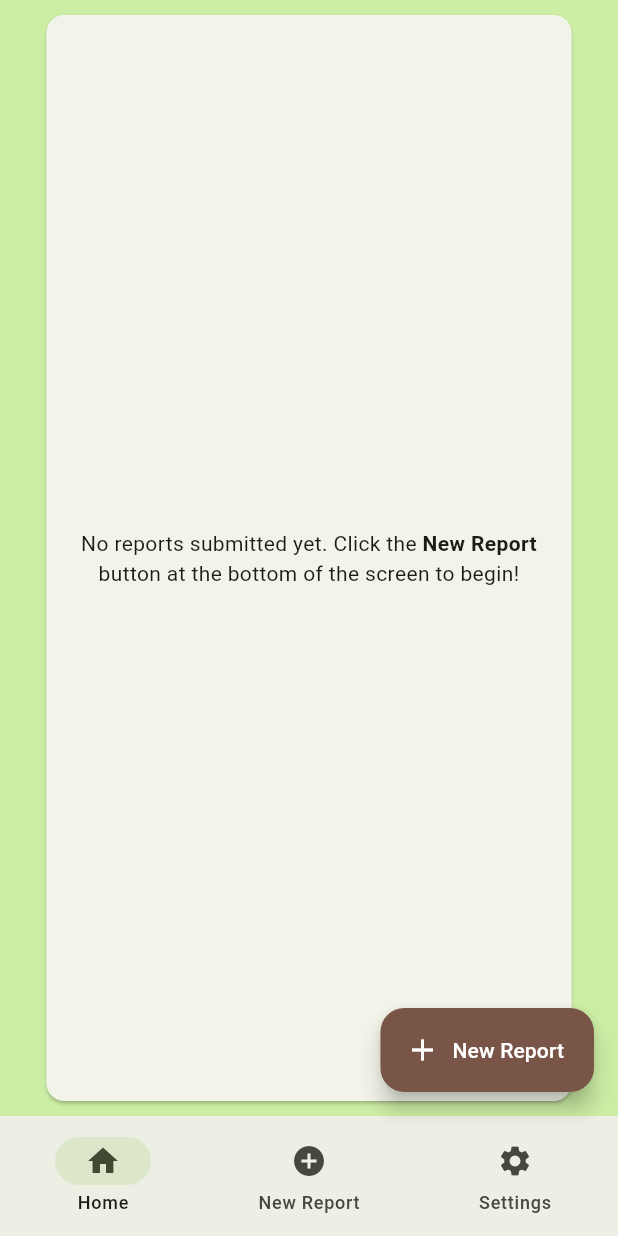
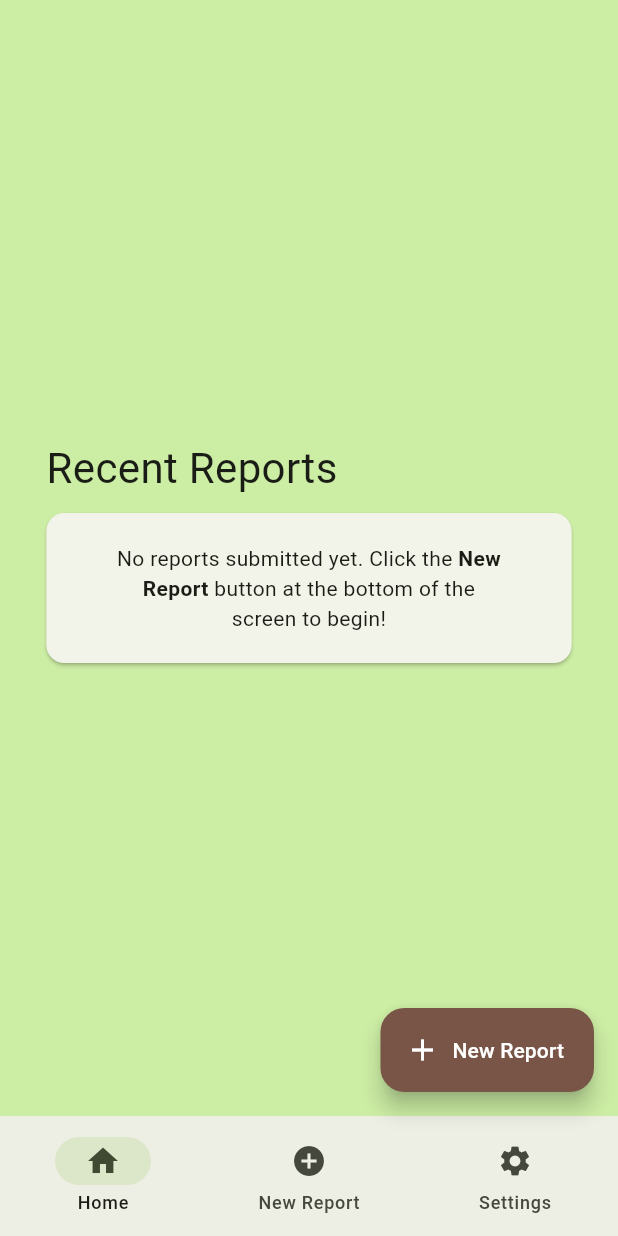
Before and after one commit to WilliamBarber/Senior-Project, a Flutter app: the screen it shows after launch, on a phone screen of 412 x 824 dp. Run offline on Flutter 3.47's test engine with Material 2 defaults, Android fonts, the phone set to English and light mode, and no system bars; our stand-ins replace cloud_firestore, custom_rating_bar, firebase_auth, firebase_core, firebase_storage, image_picker; accounts and stored records are empty.

Commit message:
Added back Homescreen title
Adde back the homescreen label. It's a pretty dodgy way of doing it, but it seems to work so we're going with it.

```diff
--- a/WTA_App/lib/HomePage.dart
+++ b/WTA_App/lib/HomePage.dart
@@ -10,7 +10,20 @@ class HomePage extends StatelessWidget {
     var oldReports = appState.getAllReports();
     if (oldReports.isEmpty) {
       return Center(
-        child: Card(
+        child: FractionallySizedBox(
+          widthFactor: 0.85,
+          child: ListView.builder(
+              shrinkWrap: true,
+              itemCount: 2,
+              itemBuilder: (context, index) {
+                if (index == 0){
+                  return Text(
+                    'Recent Reports',
+                    style: DefaultTextStyle.of(context).style.apply(fontSizeFactor: 2.0),
+                  );
+                }
+                else {
+                  return Card(
                     margin: EdgeInsets.only(top: 10, bottom: 10),
                     child: FractionallySizedBox(
                       widthFactor: 0.85,
@@ -29,12 +42,15 @@ class HomePage extends StatelessWidget {
                                             TextStyle(fontWeight: FontWeight.bold)),
                                         TextSpan(
                                             text:
-                                      ' button at the bottom of the screen to begin!'),
+                                            'button at the bottom of the screen to begin!'),
                                       ]),
                                   textAlign: TextAlign.center),
                             ]),
                       ),
                     ),
+                  );
+                }
+              }),
         ),
       );
     } else {
@@ -43,8 +59,15 @@ class HomePage extends StatelessWidget {
           widthFactor: 0.85,
           child: ListView.builder(
               shrinkWrap: true,
-              itemCount: oldReports.length > 3 ? 3 : oldReports.length,
+              itemCount: oldReports.length > 3 ? 4 : oldReports.length + 1,
               itemBuilder: (context, reportNumber) {
+                if (reportNumber == 0){
+                  return Text(
+                    'Recent Reports',
+                    style: DefaultTextStyle.of(context).style.apply(fontSizeFactor: 2.0),
+                  );
+                }
+                else {
                   return Card(
                     margin: EdgeInsets.only(top: 10, bottom: 10),
                     child: FractionallySizedBox(
@@ -55,18 +78,22 @@ class HomePage extends StatelessWidget {
                             mainAxisAlignment: MainAxisAlignment.center,
                             children: [
                               Text(
-                                'Title: ${appState.getReport(reportNumber).getTitle()}'),
+                                  'Title: ${appState.getReport(reportNumber)
+                                      .getTitle()}'),
                               Text(
-                                'Date: ${appState.getReport(reportNumber).getDate()}'),
+                                  'Date: ${appState.getReport(reportNumber)
+                                      .getDate()}'),
                               Text(
-                                'Issue Category: ${appState.getReport(reportNumber).getCategory()}'),
+                                  'Issue Category: ${appState.getReport(
+                                      reportNumber).getCategory()}'),
                               ElevatedButton(
                                 child: Text('View Report'),
                                 onPressed: () {
                                   Navigator.push(
                                     context,
                                     MaterialPageRoute(
-                                      builder: (context) => OldReportPage(
+                                        builder: (context) =>
+                                            OldReportPage(
                                                 report: appState
                                                     .getReport(reportNumber))),
                                   );
@@ -76,6 +103,7 @@ class HomePage extends StatelessWidget {
                       ),
                     ),
                   );
+                }
               }),
         ),
       );
```
Lines whose indentation alone changed are shown as unchanged.
